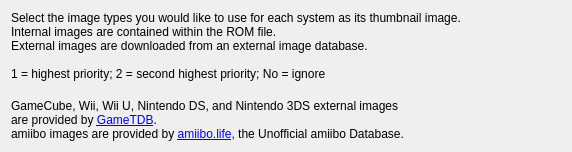
The window that src/kde/config/ImageTypesTab.ui (GerbilSoft/rom-properties) describes before a commit, drawn with Qt 5.
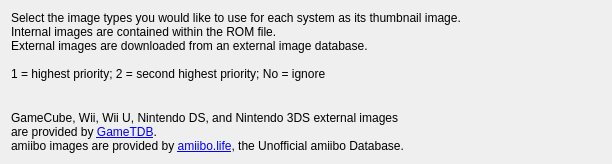
The same window after the commit.

Commit message:
[kde] ImageTypesTab.ui: Minor size adjustments for DejaVu Sans Mono 10.
Automatic adjustments from Qt Designer 4.8.7.

```diff
--- a/src/kde/config/ImageTypesTab.ui
+++ b/src/kde/config/ImageTypesTab.ui
@@ -6,8 +6,8 @@
    <rect>
     <x>0</x>
     <y>0</y>
-    <width>572</width>
-    <height>152</height>
+    <width>612</width>
+    <height>164</height>
    </rect>
   </property>
   <layout class="QVBoxLayout" name="vboxMain">
```
